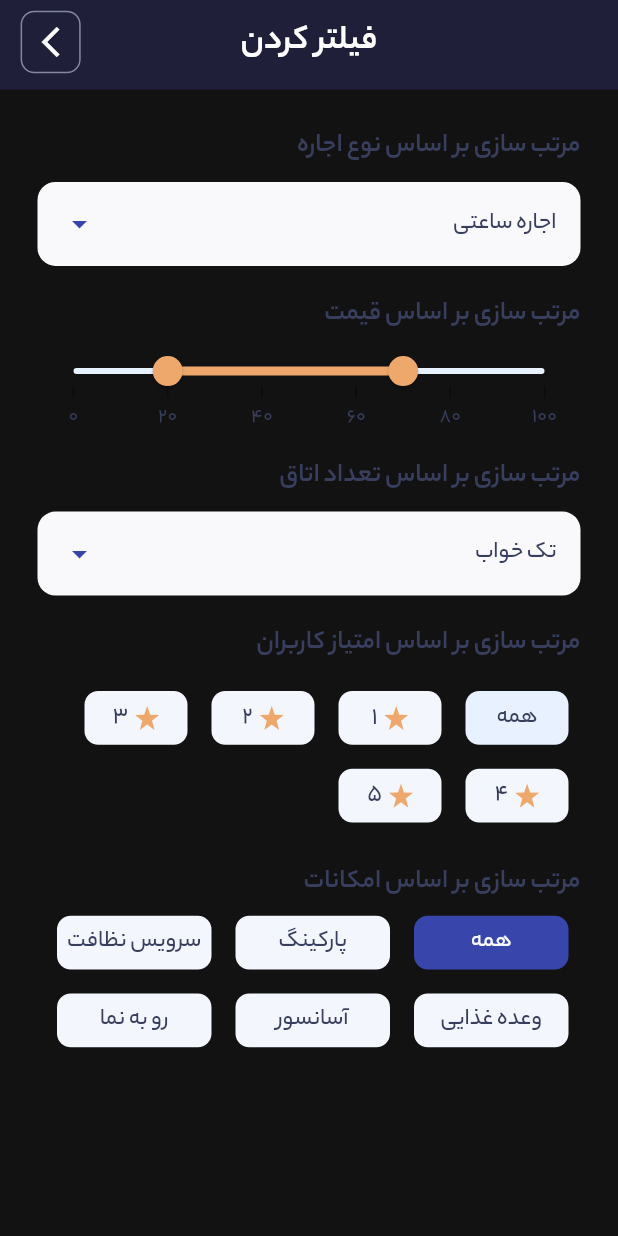
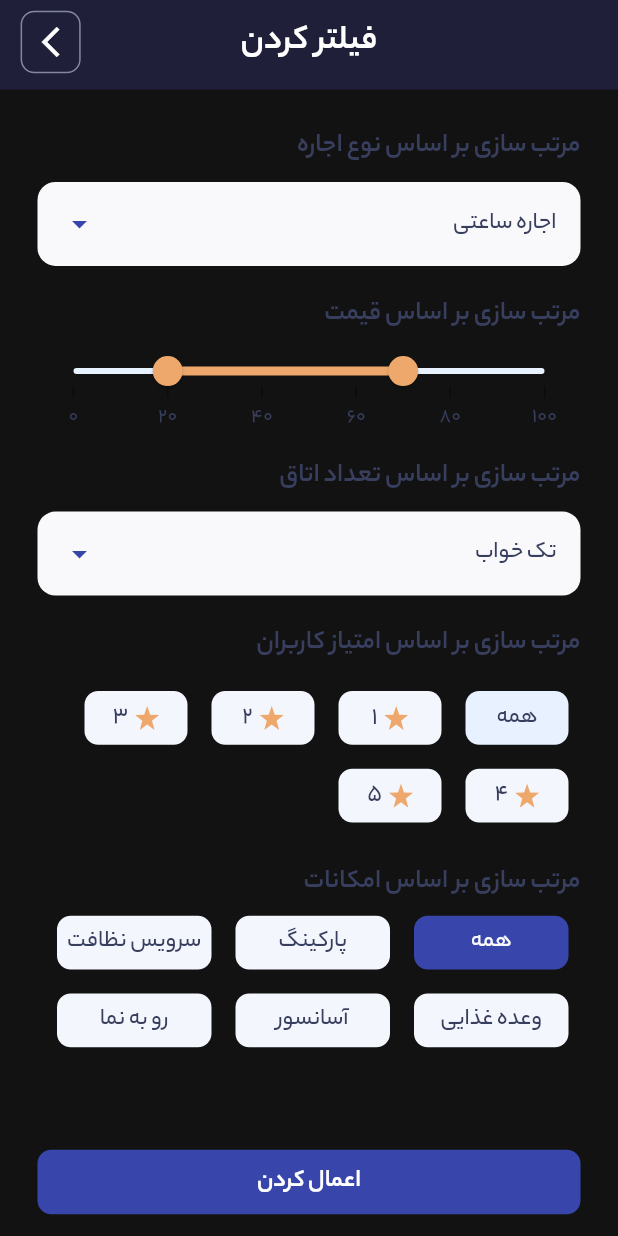
Before and after one commit to mohammad-dehghanifard/flutter_house_reservation, a Flutter app: the FilterPage screen opened directly, on a phone screen of 412 x 824 dp. Run offline on Flutter 3.47's test engine with Material 3 defaults, Android fonts, the phone set to English and light mode, and no system bars; drawn by our look-alikes of animated_custom_dropdown; our stand-ins replace card_swiper, flutter_otp_text_field, flutter_rating_bar, flutter_screenutil, flutter_svg, get and 2 more.

Commit message:
completed FilterPage ui

```diff
--- a/lib/helpers/constants/app_strings.dart
+++ b/lib/helpers/constants/app_strings.dart
@@ -22,6 +22,7 @@ class AppStrings {
   static const description = 'توضیحات';
   static const facilities = 'امکانات';
   static const all = 'همه';
+  static const apply = 'اعمال کردن';
   static const acceptOtpCode = 'تایید کد';
   static const inputAcceptOtpCode = 'کد ارسال شده را وارد کنید';
   static const inputOtpCodeMessage = 'لطفا کد تایید ارسال شده را وارد کنید.';
--- a/lib/modules/ads/pages/filter_page.dart
+++ b/lib/modules/ads/pages/filter_page.dart
@@ -2,6 +2,7 @@ import 'package:flutter/material.dart';
 import 'package:flutter_house_reservation/helpers/constants/app_colors.dart';
 import 'package:flutter_house_reservation/helpers/constants/app_strings.dart';
 import 'package:flutter_house_reservation/helpers/widgets/custom_app_bar_widget.dart';
+import 'package:flutter_house_reservation/helpers/widgets/custom_button_widget.dart';
 import 'package:flutter_house_reservation/modules/ads/controllers/filter_and_search_controller.dart';
 import 'package:flutter_house_reservation/modules/ads/widgets/dropdown_custom_widget.dart';
 import 'package:flutter_house_reservation/modules/ads/widgets/filter_price_slider_widget.dart';
@@ -18,6 +19,10 @@ class FilterPage extends StatelessWidget {
   Widget build(BuildContext context) {
     return  Scaffold(
       appBar: const CustomAppBar(title: AppStrings.filter,),
+      bottomNavigationBar: Padding(
+        padding:  EdgeInsets.symmetric(horizontal: 25.0,vertical: 10.h),
+        child: CustomButtonWidget(onTap: () {}, text: AppStrings.apply),
+      ),
       body: Padding(
         padding: const EdgeInsets.all(25.0),
         child: GetBuilder<FilterAndSearchController>(
```
